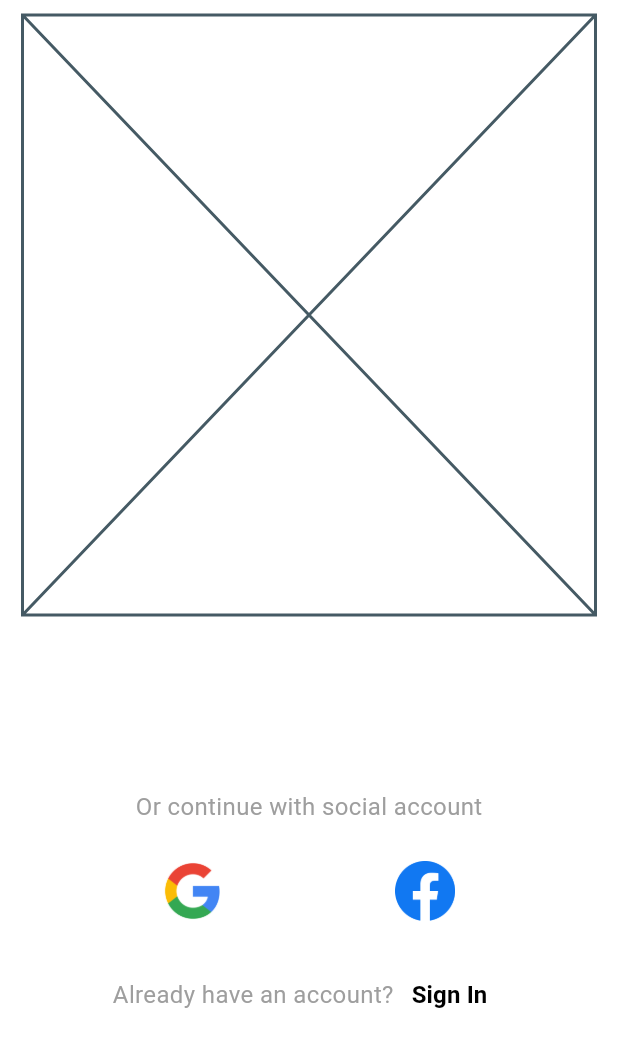
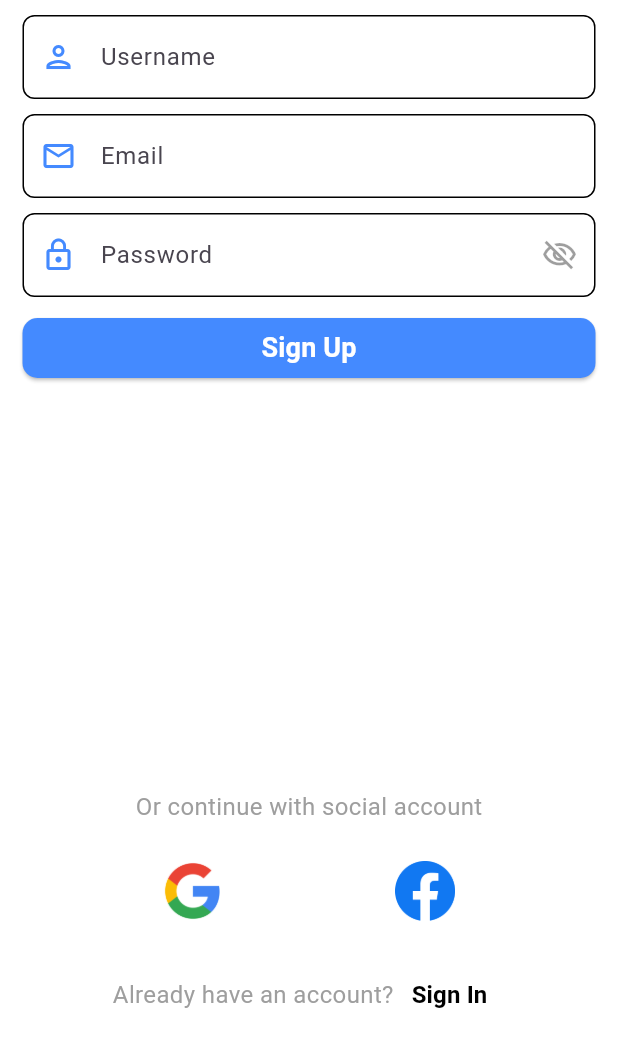
Before and after one commit to sisternia/medical_app, a Flutter app: the screen it shows after launch, after a tap on "Sign Up", on a phone screen of 412 x 824 dp, the part 183-1236 px from its top. Run offline on Flutter 3.47's test engine with Material 3 defaults, Android fonts, the phone set to English and light mode, and no system bars; our stand-ins replace dio, font_awesome_flutter, lottie, shared_preferences, table_calendar; network calls fail.

Commit message:
update signup

```diff
--- a/medical_ui/lib/components/sign_up_form.dart
+++ b/medical_ui/lib/components/sign_up_form.dart
@@ -1,4 +1,11 @@
 import 'package:flutter/material.dart';
+import 'package:medical/components/button.dart';
+import 'package:medical/main.dart';
+import 'package:medical/models/auth_model.dart';
+import 'package:medical/providers/dio_provider.dart';
+import 'package:provider/provider.dart';
+
+import '../utils/config.dart';
 
 class SignUpForm extends StatefulWidget {
   const SignUpForm({super.key});
@@ -8,8 +15,101 @@ class SignUpForm extends StatefulWidget {
 }
 
 class _SignUpFormState extends State<SignUpForm> {
+  final _formKey = GlobalKey<FormState>();
+  final _nameController = TextEditingController();
+  final _emailController = TextEditingController();
+  final _passController = TextEditingController();
+  bool obsecurePass = true;
   @override
   Widget build(BuildContext context) {
-    return const Placeholder();
+    return Form(
+      key: _formKey,
+      child: Column(
+        mainAxisAlignment: MainAxisAlignment.start,
+        children: <Widget>[
+          TextFormField(
+            controller: _nameController,
+            keyboardType: TextInputType.text,
+            cursorColor: Config.primaryColor,
+            decoration: const InputDecoration(
+              hintText: 'Username',
+              labelText: 'Username',
+              alignLabelWithHint: true,
+              prefixIcon: Icon(Icons.person_outlined),
+              prefixIconColor: Config.primaryColor,
+            ),
+          ),
+          Config.spaceSmall,
+          TextFormField(
+            controller: _emailController,
+            keyboardType: TextInputType.emailAddress,
+            cursorColor: Config.primaryColor,
+            decoration: const InputDecoration(
+              hintText: 'Email Address',
+              labelText: 'Email',
+              alignLabelWithHint: true,
+              prefixIcon: Icon(Icons.email_outlined),
+              prefixIconColor: Config.primaryColor,
+            ),
+          ),
+          Config.spaceSmall,
+          TextFormField(
+            controller: _passController,
+            keyboardType: TextInputType.visiblePassword,
+            cursorColor: Config.primaryColor,
+            obscureText: obsecurePass,
+            decoration: InputDecoration(
+                hintText: 'Password',
+                labelText: 'Password',
+                alignLabelWithHint: true,
+                prefixIcon: const Icon(Icons.lock_outline),
+                prefixIconColor: Config.primaryColor,
+                suffixIcon: IconButton(
+                    onPressed: () {
+                      setState(() {
+                        obsecurePass = !obsecurePass;
+                      });
+                    },
+                    icon: obsecurePass
+                        ? const Icon(
+                            Icons.visibility_off_outlined,
+                            color: Colors.black38,
+                          )
+                        : const Icon(
+                            Icons.visibility_outlined,
+                            color: Config.primaryColor,
+                          ))),
+          ),
+          Config.spaceSmall,
+          Consumer<AuthModel>(
+            builder: (context, auth, child) {
+              return Button(
+                width: double.infinity,
+                title: 'Sign Up',
+                onPressed: () async {
+                  final userRegistration = await DioProvider().registerUser(
+                      _nameController.text,
+                      _emailController.text,
+                      _passController.text);
+
+                  if (userRegistration) {
+                    final token = await DioProvider()
+                        .getToken(_emailController.text, _passController.text);
+
+                    if (token) {
+                      auth.loginSuccess();
+                      MyApp.navigatorKey.currentState!.pushNamed('main');
+                    }
+                  } else {
+                    print('register not successful');
+                  }
+                },
+                disable: false,
+              );
+            },
+          )
+        ],
+      ),
+    );
   }
 }
--- a/medical_ui/lib/screens/home_page.dart
+++ b/medical_ui/lib/screens/home_page.dart
@@ -54,7 +54,6 @@ class _HomePageState extends State<HomePage> {
       if (response != null) {
         setState(() {
           user = json.decode(response);
-          print(user);
         });
       }
     }
```
Also changed, not shown: medical_ui/lib/providers/dio_provider.dart (+15 -0 lines), 4 other files.
